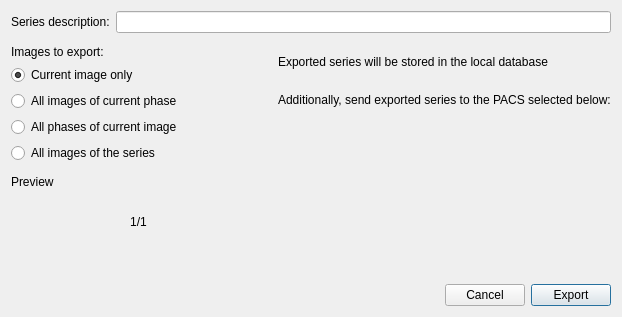
This is PacsViewer/src/inputoutput/qexporterbase.ui in zyq1569/starviewer as Qt 5 draws it before an edit. The edited form follows.
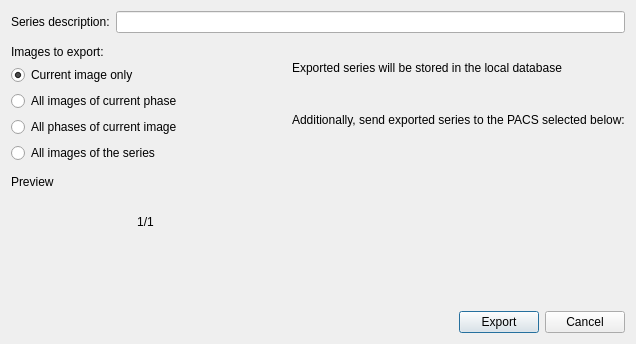
This is the edited form. Icons and pictures are not drawn. Custom widgets are drawn as their Qt base class.

What changed in the file:
```diff
--- a/PacsViewer/src/inputoutput/qexporterbase.ui
+++ b/PacsViewer/src/inputoutput/qexporterbase.ui
@@ -6,8 +6,8 @@
    <rect>
     <x>0</x>
     <y>0</y>
-    <width>622</width>
-    <height>317</height>
+    <width>636</width>
+    <height>344</height>
    </rect>
   </property>
   <property name="sizePolicy">
@@ -207,13 +207,6 @@
        </property>
       </spacer>
      </item>
-     <item>
-      <widget class="QPushButton" name="m_cancelButton">
-       <property name="text">
-        <string>Cancel</string>
-       </property>
-      </widget>
-     </item>
      <item>
       <widget class="QPushButton" name="m_saveButton">
        <property name="text">
@@ -224,6 +217,17 @@
        </property>
       </widget>
      </item>
+     <item>
+      <widget class="QPushButton" name="m_cancelButton">
+       <property name="text">
+        <string>Cancel</string>
+       </property>
+       <property name="icon">
+        <iconset resource="../main/main.qrc">
+         <normaloff>:/images/icons/dialog-cancel.svg</normaloff>:/images/icons/dialog-cancel.svg</iconset>
+       </property>
+      </widget>
+     </item>
     </layout>
    </item>
   </layout>
```
Left out of the diff: 9 changed lines with no effect on the pictures.
